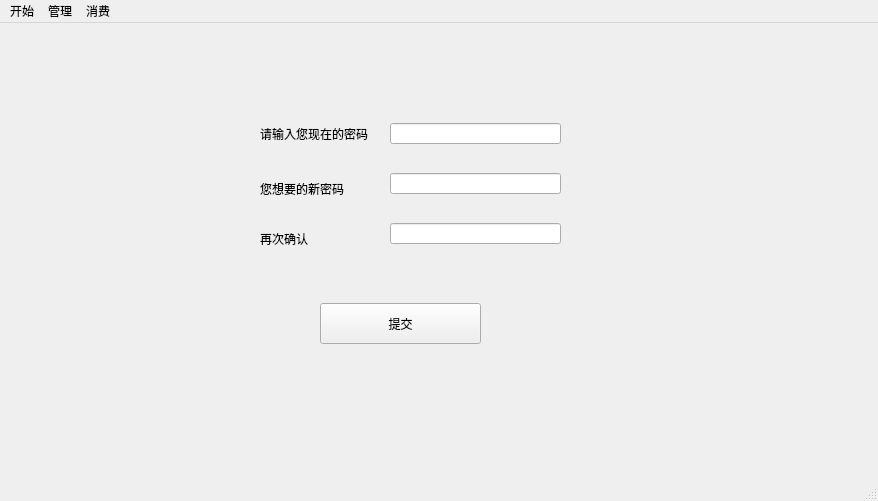
The window that mainwindow.ui (Nek0-hinata/QtLearning) describes before a commit, drawn with Qt 5.
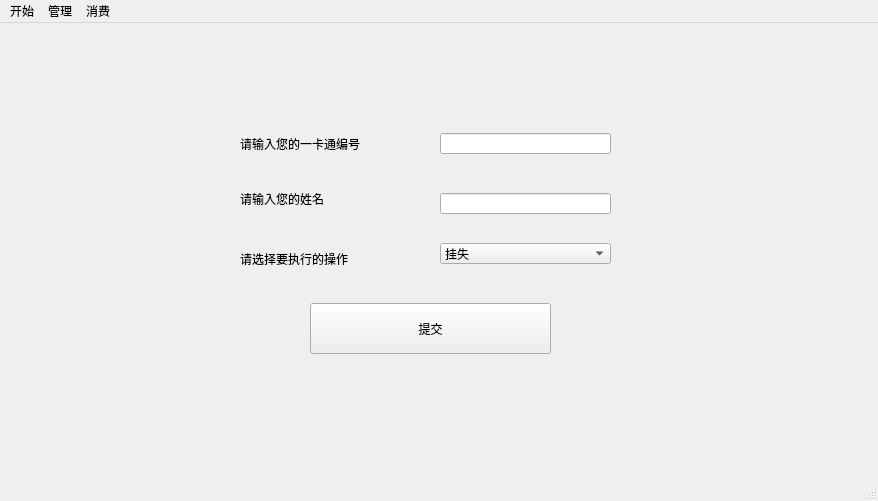
The same window after the commit.

Commit message: 挂失与注销完成

```diff
--- a/mainwindow.ui
+++ b/mainwindow.ui
@@ -36,7 +36,7 @@
      </rect>
     </property>
     <property name="currentIndex">
-     <number>7</number>
+     <number>8</number>
     </property>
     <widget class="QWidget" name="search_ui">
      <widget class="QWidget" name="horizontalLayoutWidget">
@@ -993,6 +993,100 @@
       </property>
      </widget>
     </widget>
+    <widget class="QWidget" name="guashi_ui">
+     <widget class="QLabel" name="label_31">
+      <property name="geometry">
+       <rect>
+        <x>240</x>
+        <y>100</y>
+        <width>151</width>
+        <height>41</height>
+       </rect>
+      </property>
+      <property name="text">
+       <string>请输入您的一卡通编号</string>
+      </property>
+     </widget>
+     <widget class="QLineEdit" name="lineEdit_9">
+      <property name="geometry">
+       <rect>
+        <x>440</x>
+        <y>110</y>
+        <width>171</width>
+        <height>21</height>
+       </rect>
+      </property>
+     </widget>
+     <widget class="QLabel" name="label_32">
+      <property name="geometry">
+       <rect>
+        <x>240</x>
+        <y>160</y>
+        <width>161</width>
+        <height>31</height>
+       </rect>
+      </property>
+      <property name="text">
+       <string>请输入您的姓名</string>
+      </property>
+     </widget>
+     <widget class="QLineEdit" name="lineEdit_10">
+      <property name="geometry">
+       <rect>
+        <x>440</x>
+        <y>170</y>
+        <width>171</width>
+        <height>21</height>
+       </rect>
+      </property>
+     </widget>
+     <widget class="QLabel" name="label_33">
+      <property name="geometry">
+       <rect>
+        <x>240</x>
+        <y>220</y>
+        <width>141</width>
+        <height>31</height>
+       </rect>
+      </property>
+      <property name="text">
+       <string>请选择要执行的操作</string>
+      </property>
+     </widget>
+     <widget class="QComboBox" name="comboBox_2">
+      <property name="geometry">
+       <rect>
+        <x>440</x>
+        <y>220</y>
+        <width>171</width>
+        <height>21</height>
+       </rect>
+      </property>
+      <item>
+       <property name="text">
+        <string>挂失</string>
+       </property>
+      </item>
+      <item>
+       <property name="text">
+        <string>注销</string>
+       </property>
+      </item>
+     </widget>
+     <widget class="QPushButton" name="pushButton_10">
+      <property name="geometry">
+       <rect>
+        <x>310</x>
+        <y>280</y>
+        <width>241</width>
+        <height>51</height>
+       </rect>
+      </property>
+      <property name="text">
+       <string>提交</string>
+      </property>
+     </widget>
+    </widget>
    </widget>
   </widget>
   <widget class="QMenuBar" name="menubar">
```
Left out of the diff: 8 changed lines with no effect on the pictures. The commit also changes 4 other files.
